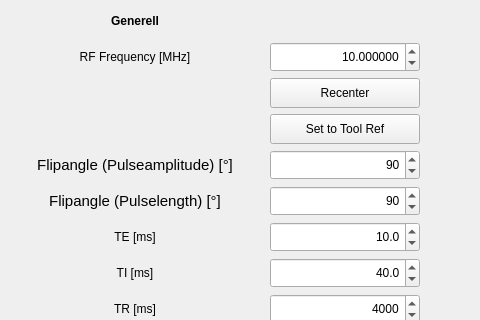
Old version of the form Applications/relax2/ui/parameters.ui in the repository OpenMRI/ocra; both pictures show x 0 to 480 and y 0 to 320 of the 1300 by 850 pixel window.
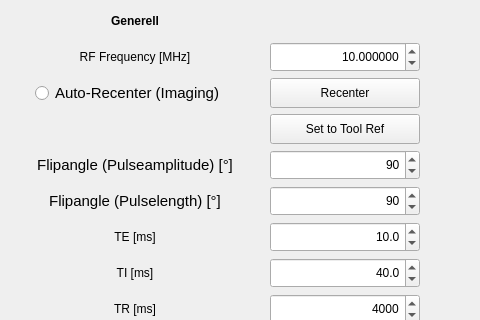
New version of the form.

Commit message: add auto recenter imaging

```diff
--- a/Applications/relax2/ui/parameters.ui
+++ b/Applications/relax2/ui/parameters.ui
@@ -3036,6 +3036,33 @@
       </item>
      </layout>
     </item>
+    <item row="2" column="0">
+     <widget class="QRadioButton" name="auto_recenter_radioButton">
+      <property name="minimumSize">
+       <size>
+        <width>200</width>
+        <height>30</height>
+       </size>
+      </property>
+      <property name="maximumSize">
+       <size>
+        <width>200</width>
+        <height>30</height>
+       </size>
+      </property>
+      <property name="font">
+       <font>
+        <pointsize>11</pointsize>
+       </font>
+      </property>
+      <property name="text">
+       <string>Auto-Recenter (Imaging)</string>
+      </property>
+      <property name="autoExclusive">
+       <bool>false</bool>
+      </property>
+     </widget>
+    </item>
    </layout>
   </widget>
  </widget>
```
The commit also changes 3 other files.
